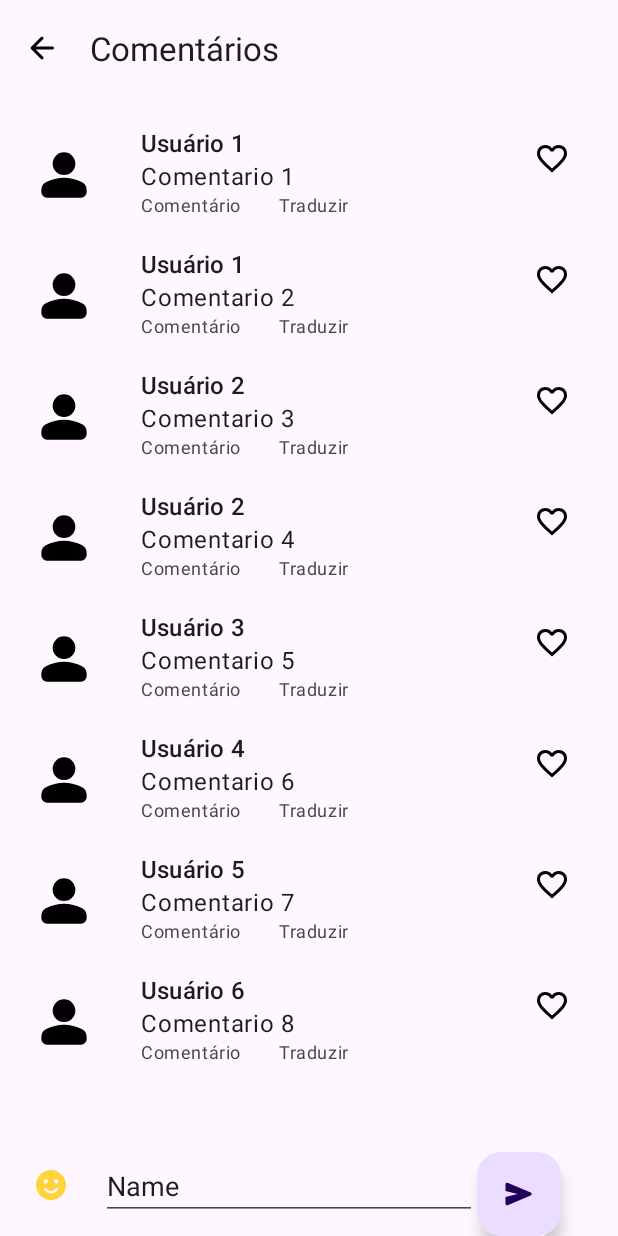
After one commit to LaraaMagalhaes/EspacaoCultural, an Android app: the CommentsActivity screen opened directly, with no data from a screen before it, on a phone screen of 412 x 824 dp. The commit adds this screen. Run offline under Robolectric (Android 15) with nearby library versions, the phone set to English and light mode, and no system bars.

Commit message:
Adicionado tela de comentarios da obra de arte feito pela Andressa

```diff
--- a/app/src/main/AndroidManifest.xml
+++ b/app/src/main/AndroidManifest.xml
@@ -14,6 +14,9 @@
         android:supportsRtl="true"
         android:theme="@style/Theme.AppCultural"
         tools:targetApi="31">
+        <activity
+            android:name=".views.CommentsActivity"
+            android:exported="false" />
         <activity
             android:name=".views.ArtDetailActivity"
             android:exported="false" />
--- /dev/null
+++ b/app/src/main/java/com/example/appcultural/adapters/CommentListAdapter.kt
@@ -0,0 +1,33 @@
+package com.example.appcultural.adapters
+
+import android.view.LayoutInflater
+import android.view.View
+import android.view.ViewGroup
+import android.widget.TextView
+import androidx.recyclerview.widget.RecyclerView
+import com.example.appcultural.R
+import com.example.appcultural.entities.Comment
+
+class CommentListAdapter(private val data: ArrayList<Comment>): RecyclerView.Adapter<CommentListAdapter.CommentViewHolder>() {
+    class CommentViewHolder(itemView: View): RecyclerView.ViewHolder(itemView) {}
+
+    override fun onCreateViewHolder(parent: ViewGroup, viewType: Int): CommentViewHolder {
+        val view = LayoutInflater.from(parent.context)
+            .inflate(R.layout.activity_comment_item, parent, false)
+
+        return CommentViewHolder(view)
+    }
+
+    override fun getItemCount(): Int {
+        return data.size
+    }
+
+    override fun onBindViewHolder(holder: CommentViewHolder, position: Int) {
+        val comment = data[position]
+        val authorText = holder.itemView.findViewById<TextView>(R.id.comment_author)
+        authorText.text = comment.user.name
+
+        val commentContent = holder.itemView.findViewById<TextView>(R.id.comment_content)
+        commentContent.text = comment.content
+    }
+}
--- /dev/null
+++ b/app/src/main/java/com/example/appcultural/data/MockCommentRepository.kt
@@ -0,0 +1,21 @@
+package com.example.appcultural.data
+
+import com.example.appcultural.entities.Comment
+import com.example.appcultural.entities.User
+
+class MockCommentRepository {
+    private val data: ArrayList<Comment> = arrayListOf(
+        Comment(1, "Comentario 1", 1, User(1, "Usuário 1")),
+        Comment(2, "Comentario 2", 2, User(1, "Usuário 1")),
+        Comment(3, "Comentario 3", 3, User(2, "Usuário 2")),
+        Comment(4, "Comentario 4", 4, User(2, "Usuário 2")),
+        Comment(5, "Comentario 5", 5, User(3, "Usuário 3")),
+        Comment(6, "Comentario 6", 6, User(4, "Usuário 4")),
+        Comment(7, "Comentario 7", 7, User(5, "Usuário 5")),
+        Comment(8, "Comentario 8", 8, User(6, "Usuário 6"))
+    )
+
+    fun list(): ArrayList<Comment> {
+        return data
+    }
+}
--- /dev/null
+++ b/app/src/main/java/com/example/appcultural/entities/Comment.kt
@@ -0,0 +1,8 @@
+package com.example.appcultural.entities
+
+data class Comment (
+    val id: Int,
+    val content: String,
+    val likes: Int,
+    val user: User
+)
--- /dev/null
+++ b/app/src/main/java/com/example/appcultural/entities/User.kt
@@ -0,0 +1,6 @@
+package com.example.appcultural.entities
+
+data class User(
+    val id: Int,
+    val name: String
+)
--- a/app/src/main/java/com/example/appcultural/views/ArtDetailActivity.kt
+++ b/app/src/main/java/com/example/appcultural/views/ArtDetailActivity.kt
@@ -1,5 +1,6 @@
 package com.example.appcultural.views
 
+import android.content.Intent
 import android.os.Bundle
 import android.view.MenuItem
 import androidx.activity.enableEdgeToEdge
@@ -52,6 +53,13 @@ class ArtDetailActivity : AppCompatActivity() {
         viewManager.gapStrategy = StaggeredGridLayoutManager.GAP_HANDLING_MOVE_ITEMS_BETWEEN_SPANS
         binding.recycleView.layoutManager = viewManager
         binding.recycleView.adapter = ArtListAdapter(this, repository.list())
+
+        val buttonComment = binding.commentButton
+        buttonComment.setOnClickListener {
+            val intent = Intent(this, CommentsActivity::class.java)
+            intent.putExtra("id", art.id)
+            startActivity(intent)
+        }
     }
 
     override fun onOptionsItemSelected(item: MenuItem) = when (item.itemId) {
--- /dev/null
+++ b/app/src/main/java/com/example/appcultural/views/CommentsActivity.kt
@@ -0,0 +1,49 @@
+package com.example.appcultural.views
+
+import android.os.Bundle
+import android.view.MenuItem
+import androidx.activity.enableEdgeToEdge
+import androidx.appcompat.app.AppCompatActivity
+import androidx.core.view.ViewCompat
+import androidx.core.view.WindowInsetsCompat
+import androidx.recyclerview.widget.LinearLayoutManager
+import com.example.appcultural.R
+import com.example.appcultural.adapters.CommentListAdapter
+import com.example.appcultural.data.MockCommentRepository
+import com.example.appcultural.databinding.ActivityCommentsBinding
+
+class CommentsActivity : AppCompatActivity() {
+    private lateinit var binding: ActivityCommentsBinding
+
+    override fun onCreate(savedInstanceState: Bundle?) {
+        super.onCreate(savedInstanceState)
+        enableEdgeToEdge()
+        binding = ActivityCommentsBinding.inflate(layoutInflater)
+        setContentView(binding.main)
+        ViewCompat.setOnApplyWindowInsetsListener(binding.main) { v, insets ->
+            val systemBars = insets.getInsets(WindowInsetsCompat.Type.systemBars())
+            v.setPadding(systemBars.left, systemBars.top, systemBars.right, systemBars.bottom)
+            insets
+        }
+
+        val repository = MockCommentRepository()
+        val data = repository.list()
+        binding.recycleView.layoutManager = LinearLayoutManager(this)
+        binding.recycleView.adapter = CommentListAdapter(data)
+
+        setSupportActionBar(binding.topAppBar);
+        getSupportActionBar()?.setDisplayHomeAsUpEnabled(true)
+    }
+
+    override fun onOptionsItemSelected(item: MenuItem) = when (item.itemId) {
+        R.id.home -> {
+            finish()
+            true
+        }
+
+        else -> {
+            finish()
+            true
+        }
+    }
+}
--- /dev/null
+++ b/app/src/main/res/drawable/person_24.xml
@@ -0,0 +1,9 @@
+<vector xmlns:android="http://schemas.android.com/apk/res/android"
+    android:width="24dp"
+    android:height="24dp"
+    android:viewportWidth="960"
+    android:viewportHeight="960">
+  <path
+      android:pathData="M480,480q-66,0 -113,-47t-47,-113q0,-66 47,-113t113,-47q66,0 113,47t47,113q0,66 -47,113t-113,47ZM160,720v-32q0,-34 17.5,-62.5T224,582q62,-31 126,-46.5T480,520q66,0 130,15.5T736,582q29,15 46.5,43.5T800,688v32q0,33 -23.5,56.5T720,800L240,800q-33,0 -56.5,-23.5T160,720Z"
+      android:fillColor="#000000"/>
+</vector>
--- /dev/null
+++ b/app/src/main/res/drawable/send_24.xml
@@ -0,0 +1,9 @@
+<vector xmlns:android="http://schemas.android.com/apk/res/android"
+    android:width="24dp"
+    android:height="24dp"
+    android:viewportWidth="960"
+    android:viewportHeight="960">
+  <path
+      android:pathData="M176,777q-20,8 -38,-3.5T120,740v-180l320,-80 -320,-80v-180q0,-22 18,-33.5t38,-3.5l616,260q25,11 25,37t-25,37L176,777Z"
+      android:fillColor="#e8eaed"/>
+</vector>
--- /dev/null
+++ b/app/src/main/res/drawable/sentiment_satisfied_24.xml
@@ -0,0 +1,9 @@
+<vector xmlns:android="http://schemas.android.com/apk/res/android"
+    android:width="24dp"
+    android:height="24dp"
+    android:viewportWidth="960"
+    android:viewportHeight="960">
+  <path
+      android:pathData="M480,700q53,0 100.5,-23t76.5,-67q11,-17 3,-33.5T634,560q-8,0 -14.5,3.5T609,574q-23,31 -57,48.5T480,640q-38,0 -72,-17.5T351,574q-5,-7 -11.5,-10.5T325,560q-18,0 -26,16t3,32q29,45 76.5,68.5T480,700ZM620,440q25,0 42.5,-17.5T680,380q0,-25 -17.5,-42.5T620,320q-25,0 -42.5,17.5T560,380q0,25 17.5,42.5T620,440ZM340,440q25,0 42.5,-17.5T400,380q0,-25 -17.5,-42.5T340,320q-25,0 -42.5,17.5T280,380q0,25 17.5,42.5T340,440ZM480,880q-83,0 -156,-31.5T197,763q-54,-54 -85.5,-127T80,480q0,-83 31.5,-156T197,197q54,-54 127,-85.5T480,80q83,0 156,31.5T763,197q54,54 85.5,127T880,480q0,83 -31.5,156T763,763q-54,54 -127,85.5T480,880Z"
+      android:fillColor="#FFD43A"/>
+</vector>
--- a/app/src/main/res/layout/activity_art_detail.xml
+++ b/app/src/main/res/layout/activity_art_detail.xml
@@ -79,7 +79,7 @@
             app:srcCompat="@drawable/outline_favorite_24" />
 
         <ImageButton
-            android:id="@+id/imageButton3"
+            android:id="@+id/commentButton"
             android:layout_width="50dp"
             android:layout_height="50dp"
             android:backgroundTint="@color/trasnparente"
--- /dev/null
+++ b/app/src/main/res/layout/activity_comment_item.xml
@@ -0,0 +1,79 @@
+<?xml version="1.0" encoding="utf-8"?>
+<androidx.constraintlayout.widget.ConstraintLayout xmlns:android="http://schemas.android.com/apk/res/android"
+    xmlns:app="http://schemas.android.com/apk/res-auto"
+    xmlns:tools="http://schemas.android.com/tools"
+    android:layout_width="match_parent"
+    android:layout_height="wrap_content">
+
+    <ImageView
+        android:id="@+id/imageView4"
+        android:layout_width="45dp"
+        android:layout_height="45dp"
+        android:layout_marginStart="20dp"
+        android:layout_marginTop="30dp"
+        app:layout_constraintStart_toStartOf="parent"
+        app:layout_constraintTop_toTopOf="parent"
+        app:srcCompat="@drawable/person_24" />
+
+    <LinearLayout
+        android:id="@+id/linearLayout2"
+        android:layout_width="250dp"
+        android:layout_height="wrap_content"
+        android:layout_marginStart="15dp"
+        android:layout_marginTop="20dp"
+        android:orientation="vertical"
+        app:layout_constraintEnd_toStartOf="@+id/imageButton4"
+        app:layout_constraintHorizontal_bias="1.0"
+        app:layout_constraintStart_toEndOf="@+id/imageView4"
+        app:layout_constraintTop_toTopOf="parent">
+
+        <TextView
+            android:id="@+id/comment_author"
+            android:layout_width="wrap_content"
+            android:layout_height="wrap_content"
+            android:layout_weight="1"
+            android:text="Autor"
+            android:textAppearance="?attr/textAppearanceTitleMedium" />
+
+        <TextView
+            android:id="@+id/comment_content"
+            android:layout_width="wrap_content"
+            android:layout_height="wrap_content"
+            android:layout_weight="1"
+            android:text="TextView"
+            android:textAppearance="?attr/textAppearanceBody1" />
+
+        <LinearLayout
+            android:layout_width="match_parent"
+            android:layout_height="match_parent"
+            android:layout_weight="1"
+            android:orientation="horizontal">
+
+            <TextView
+                android:id="@+id/textView9"
+                android:layout_width="wrap_content"
+                android:layout_height="wrap_content"
+                android:text="Comentário"
+                android:textAppearance="?attr/textAppearanceCaption" />
+
+            <TextView
+                android:id="@+id/textView10"
+                android:layout_width="wrap_content"
+                android:layout_height="wrap_content"
+                android:layout_marginLeft="25sp"
+                android:text="Traduzir"
+                android:textAppearance="?attr/textAppearanceCaption" />
+        </LinearLayout>
+    </LinearLayout>
+
+    <ImageButton
+        android:id="@+id/imageButton4"
+        android:layout_width="wrap_content"
+        android:layout_height="wrap_content"
+        android:layout_marginTop="20dp"
+        android:layout_marginEnd="20dp"
+        android:backgroundTint="@color/trasnparente"
+        app:layout_constraintEnd_toEndOf="parent"
+        app:layout_constraintTop_toTopOf="parent"
+        app:srcCompat="@drawable/outline_favorite_24" />
+</androidx.constraintlayout.widget.ConstraintLayout>
--- /dev/null
+++ b/app/src/main/res/layout/activity_comments.xml
@@ -0,0 +1,72 @@
+<?xml version="1.0" encoding="utf-8"?>
+<androidx.constraintlayout.widget.ConstraintLayout xmlns:android="http://schemas.android.com/apk/res/android"
+    xmlns:app="http://schemas.android.com/apk/res-auto"
+    xmlns:tools="http://schemas.android.com/tools"
+    android:id="@+id/main"
+    android:layout_width="match_parent"
+    android:layout_height="match_parent"
+    tools:context=".views.CommentsActivity">
+
+    <com.google.android.material.appbar.AppBarLayout
+        android:id="@+id/appBarLayout"
+        android:layout_width="match_parent"
+        android:layout_height="wrap_content"
+        app:layout_constraintEnd_toEndOf="parent"
+        app:layout_constraintStart_toStartOf="parent"
+        app:layout_constraintTop_toTopOf="parent">
+
+        <com.google.android.material.appbar.MaterialToolbar
+            android:id="@+id/topAppBar"
+            android:layout_width="match_parent"
+            android:layout_height="wrap_content"
+            android:minHeight="?attr/actionBarSize"
+            app:navigationIcon="@drawable/rounded_arrow_back_24"
+            app:title="@string/comments" />
+
+    </com.google.android.material.appbar.AppBarLayout>
+
+    <androidx.recyclerview.widget.RecyclerView
+        android:id="@+id/recycleView"
+        android:layout_width="match_parent"
+        android:layout_height="wrap_content"
+        app:layout_constraintEnd_toEndOf="parent"
+        app:layout_constraintHorizontal_bias="0.0"
+        app:layout_constraintStart_toStartOf="parent"
+        app:layout_constraintTop_toBottomOf="@+id/appBarLayout" />
+
+    <LinearLayout
+        android:layout_width="match_parent"
+        android:layout_height="wrap_content"
+        android:orientation="horizontal"
+        app:layout_constraintBottom_toBottomOf="parent"
+        app:layout_constraintEnd_toEndOf="parent"
+        app:layout_constraintStart_toStartOf="parent">
+
+        <ImageButton
+            android:id="@+id/imageButton3"
+            android:layout_width="30dp"
+            android:layout_height="wrap_content"
+            android:layout_weight="1"
+            app:srcCompat="@drawable/sentiment_satisfied_24"
+            android:backgroundTint="@color/trasnparente" />
+
+        <EditText
+            android:id="@+id/editTextText"
+            android:layout_width="wrap_content"
+            android:layout_height="wrap_content"
+            android:layout_weight="1"
+            android:ems="10"
+            android:inputType="text"
+            android:text="Name" />
+
+        <com.google.android.material.floatingactionbutton.FloatingActionButton
+            android:id="@+id/floatingActionButton2"
+            android:layout_width="wrap_content"
+            android:layout_height="wrap_content"
+            android:layout_weight="1"
+            android:clickable="true"
+            app:srcCompat="@drawable/send_24" />
+
+    </LinearLayout>
+
+</androidx.constraintlayout.widget.ConstraintLayout>
--- a/app/src/main/res/values/strings.xml
+++ b/app/src/main/res/values/strings.xml
@@ -1,6 +1,7 @@
 <resources>
     <string name="app_name">AppCultural</string>
     <string name="title_activity_save_art">SaveArtActivity</string>
+    <string name="comments">Comentários</string>
     <string name="details">Detalhes</string>
     <string name="art_image_hint">Imagem da obra</string>
     <string name="art_title_hint">Título da obra de arte</string>
```
